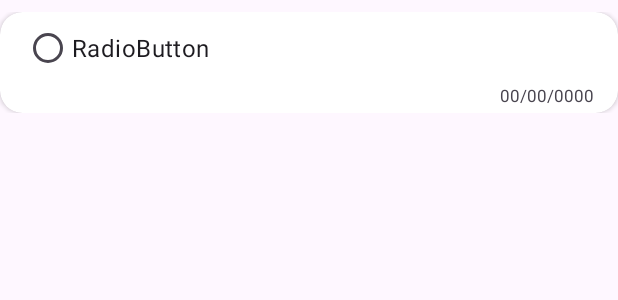
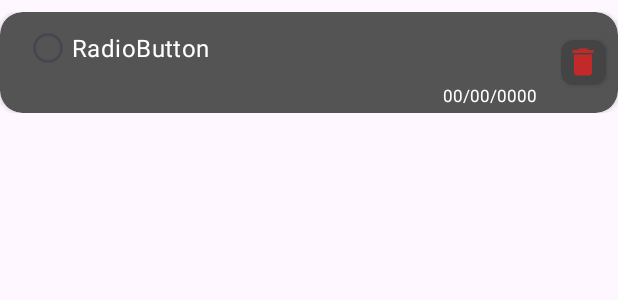
Before and after one commit to RaulGoncalo/Tasks, an Android app: the layout item_task.xml on its own in the app's theme, with its tools: preview values and no code run, on a phone screen of 412 x 824 dp. Shown: the top 300 px of the screen. Run offline under Robolectric (Android 15) with nearby library versions, the phone set to English and light mode, and no system bars.

Commit message:
feat: adicionado btn de deletar no itemTask

```diff
--- /dev/null
+++ b/app/src/main/res/drawable/ic_delete_24.xml
@@ -0,0 +1,5 @@
+<vector xmlns:android="http://schemas.android.com/apk/res/android" android:height="24dp" android:tint="#C22A2A" android:viewportHeight="24" android:viewportWidth="24" android:width="24dp">
+
+    <path android:fillColor="@android:color/white" android:pathData="M6,19c0,1.1 0.9,2 2,2h8c1.1,0 2,-0.9 2,-2V7H6v12zM19,4h-3.5l-1,-1h-5l-1,1H5v2h14V4z"/>
+
+</vector>
--- a/app/src/main/res/layout/item_task.xml
+++ b/app/src/main/res/layout/item_task.xml
@@ -12,14 +12,24 @@
         android:layout_height="wrap_content"
         android:elevation="4dp"
         app:cardCornerRadius="15dp"
+        android:backgroundTint="@color/backgroundCard"
         app:layout_constraintBottom_toBottomOf="parent"
         app:layout_constraintEnd_toEndOf="parent"
         app:layout_constraintStart_toStartOf="parent"
         app:layout_constraintTop_toTopOf="parent">
 
+        <androidx.constraintlayout.widget.ConstraintLayout
+            android:layout_width="match_parent"
+            android:layout_height="match_parent">
+
             <LinearLayout
-            android:layout_width="match_parent"
+                android:id="@+id/groupTask"
+                android:layout_width="0dp"
                 android:layout_height="match_parent"
+                app:layout_constraintBottom_toBottomOf="parent"
+                app:layout_constraintEnd_toStartOf="@id/btnDelete"
+                app:layout_constraintStart_toStartOf="parent"
+                app:layout_constraintTop_toTopOf="parent"
                 android:orientation="vertical">
 
                 <RadioButton
@@ -28,17 +38,43 @@
                     android:layout_height="wrap_content"
                     android:layout_marginHorizontal="16dp"
                     android:text="RadioButton"
+                    android:textColor="@color/white"
                     android:textSize="16dp" />
 
                 <TextView
                     android:id="@+id/txtDateTask"
                     android:layout_width="match_parent"
                     android:layout_height="wrap_content"
-                android:textSize="11sp"
+                    android:layout_marginHorizontal="16dp"
                     android:layout_marginBottom="4dp"
-                android:layout_marginHorizontal="16dp"
                     android:text="00/00/0000"
-                android:textAlignment="textEnd" />
+                    android:textAlignment="textEnd"
+                    android:textColor="@color/white"
+                    android:textSize="11sp" />
             </LinearLayout>
+
+            <androidx.cardview.widget.CardView
+                android:id="@+id/btnDelete"
+                android:layout_width="30dp"
+                android:layout_height="30dp"
+                app:layout_constraintEnd_toEndOf="parent"
+                app:layout_constraintTop_toTopOf="parent"
+                app:layout_constraintBottom_toBottomOf="parent"
+                android:layout_marginEnd="8dp"
+                app:cardCornerRadius="8dp"
+                android:backgroundTint="@color/background_card_delete"
+                app:layout_constraintStart_toEndOf="@id/groupTask"
+                android:padding="24dp">
+
+                <ImageButton
+                    android:id="@+id/imageView2"
+                    android:background="@android:color/transparent"
+                    android:layout_width="wrap_content"
+                    android:layout_height="wrap_content"
+                    app:srcCompat="@drawable/ic_delete_24"
+                    android:layout_gravity="center"/>
             </androidx.cardview.widget.CardView>
         </androidx.constraintlayout.widget.ConstraintLayout>
+
+    </androidx.cardview.widget.CardView>
+</androidx.constraintlayout.widget.ConstraintLayout>
--- a/app/src/main/res/values/colors.xml
+++ b/app/src/main/res/values/colors.xml
@@ -5,11 +5,13 @@
     <color name="weekColor">#05400A</color>
     <color name="monthColor">#233075</color>
 
-    <color name="gray">#363636</color>"
-    <color name="backgroundButton">#515151</color>"
-    <color name="backgroundButtonPress">#363636</color>"
+    <color name="gray">#363636</color>
+    <color name="backgroundCard">#545454</color>
+    <color name="backgroundButton">#515151</color>
+    <color name="backgroundButtonPress">#363636</color>
 
     <color name="error_edit_text">#FD2323</color>
+    <color name="background_card_delete">#444444</color>
 
     <color name="black">#FF000000</color>
     <color name="white">#FFFFFFFF</color>
```
Lines whose indentation alone changed are shown as unchanged.
